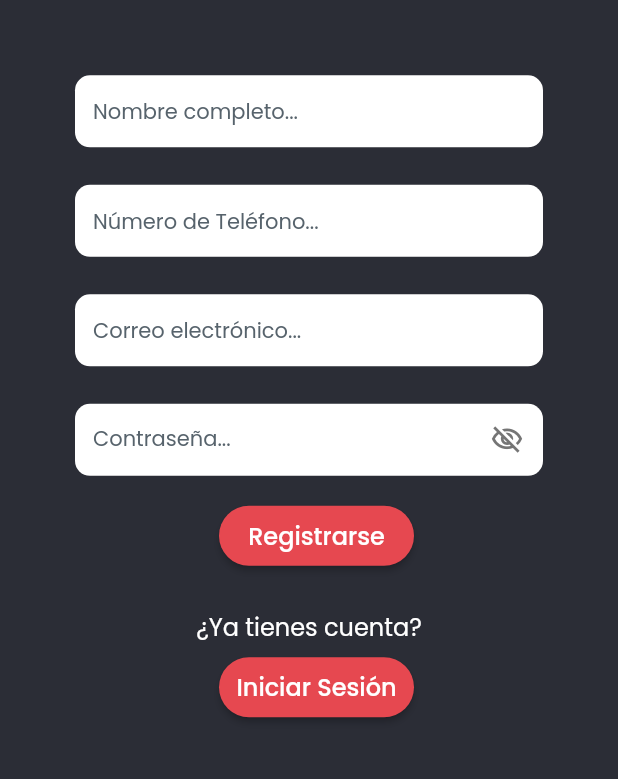
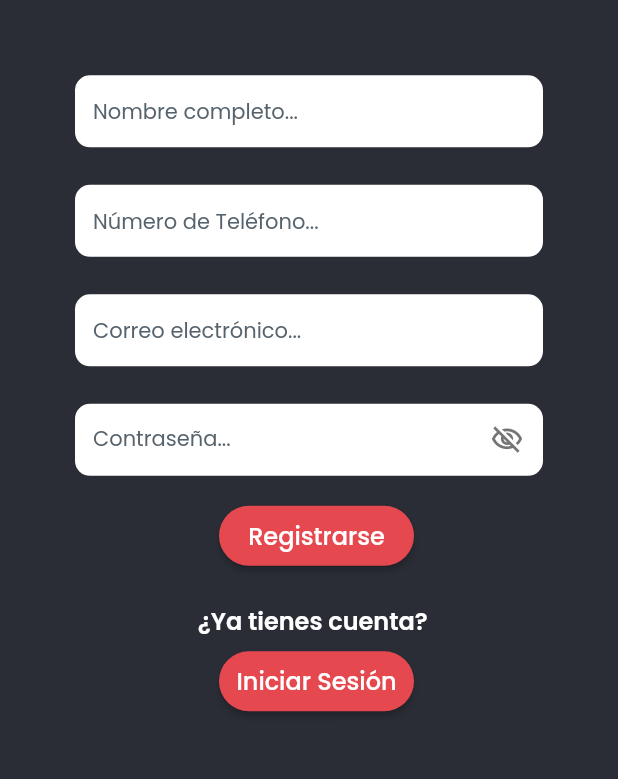
Before and after one commit to justin-rgb/Extreme-Tech-App, a Flutter app: the RegistroWidget screen opened by its route, on a phone screen of 412 x 824 dp, the part 363-1142 px from its top. Run offline on Flutter 3.47's test engine with Material 2 defaults, Android fonts, the phone set to English and light mode, and no system bars; drawn by our look-alikes of auto_size_text; our stand-ins replace built_collection, built_value, cloud_firestore, firebase_auth, firebase_core, font_awesome_flutter and 10 more; missing offline and left inert: json_path; accounts and stored records are empty; network calls fail; statements that could not run were skipped.

Commit message:
Se corrige vista de Registro

```diff
--- a/lib/registro/registro_model.dart
+++ b/lib/registro/registro_model.dart
@@ -1,6 +1,7 @@
 import '/flutter_flow/flutter_flow_theme.dart';
 import '/flutter_flow/flutter_flow_util.dart';
 import '/flutter_flow/flutter_flow_widgets.dart';
+import 'package:auto_size_text/auto_size_text.dart';
 import 'package:flutter/material.dart';
 import 'package:google_fonts/google_fonts.dart';
 import 'package:provider/provider.dart';
--- a/lib/registro/registro_widget.dart
+++ b/lib/registro/registro_widget.dart
@@ -1,6 +1,7 @@
 import '/flutter_flow/flutter_flow_theme.dart';
 import '/flutter_flow/flutter_flow_util.dart';
 import '/flutter_flow/flutter_flow_widgets.dart';
+import 'package:auto_size_text/auto_size_text.dart';
 import 'package:flutter/material.dart';
 import 'package:google_fonts/google_fonts.dart';
 import 'package:provider/provider.dart';
@@ -332,6 +333,8 @@ class _RegistroWidgetState extends State<RegistroWidget> {
               ),
               Align(
                 alignment: AlignmentDirectional(0.0, 0.0),
+                child: Padding(
+                  padding: EdgeInsetsDirectional.fromSTEB(0.0, 25.0, 0.0, 0.0),
                   child: Row(
                     mainAxisSize: MainAxisSize.max,
                     mainAxisAlignment: MainAxisAlignment.center,
@@ -340,35 +343,21 @@ class _RegistroWidgetState extends State<RegistroWidget> {
                       Padding(
                         padding:
                             EdgeInsetsDirectional.fromSTEB(5.0, 0.0, 0.0, 0.0),
-                      child: Text(
-                        '                                                           ',
-                        textAlign: TextAlign.start,
-                        style: FlutterFlowTheme.of(context).bodyText1.override(
+                        child: AutoSizeText(
+                          '¿Ya tienes cuenta?',
+                          textAlign: TextAlign.center,
+                          style: FlutterFlowTheme.of(context)
+                              .bodyText1
+                              .override(
                                 fontFamily: 'Poppins',
                                 color:
                                     FlutterFlowTheme.of(context).primaryBtnText,
                                 fontWeight: FontWeight.w600,
-                              decoration: TextDecoration.underline,
                               ),
                         ),
                       ),
                     ],
                   ),
-              ),
-              Padding(
-                padding: EdgeInsetsDirectional.fromSTEB(0.0, 5.0, 0.0, 0.0),
-                child: Row(
-                  mainAxisSize: MainAxisSize.max,
-                  mainAxisAlignment: MainAxisAlignment.center,
-                  children: [
-                    Text(
-                      '¿Ya tienes cuenta?',
-                      style: FlutterFlowTheme.of(context).bodyText1.override(
-                            fontFamily: 'Poppins',
-                            color: FlutterFlowTheme.of(context).primaryBtnText,
-                          ),
-                    ),
-                  ],
                 ),
               ),
               Padding(
```
Lines whose indentation alone changed are shown as unchanged.
